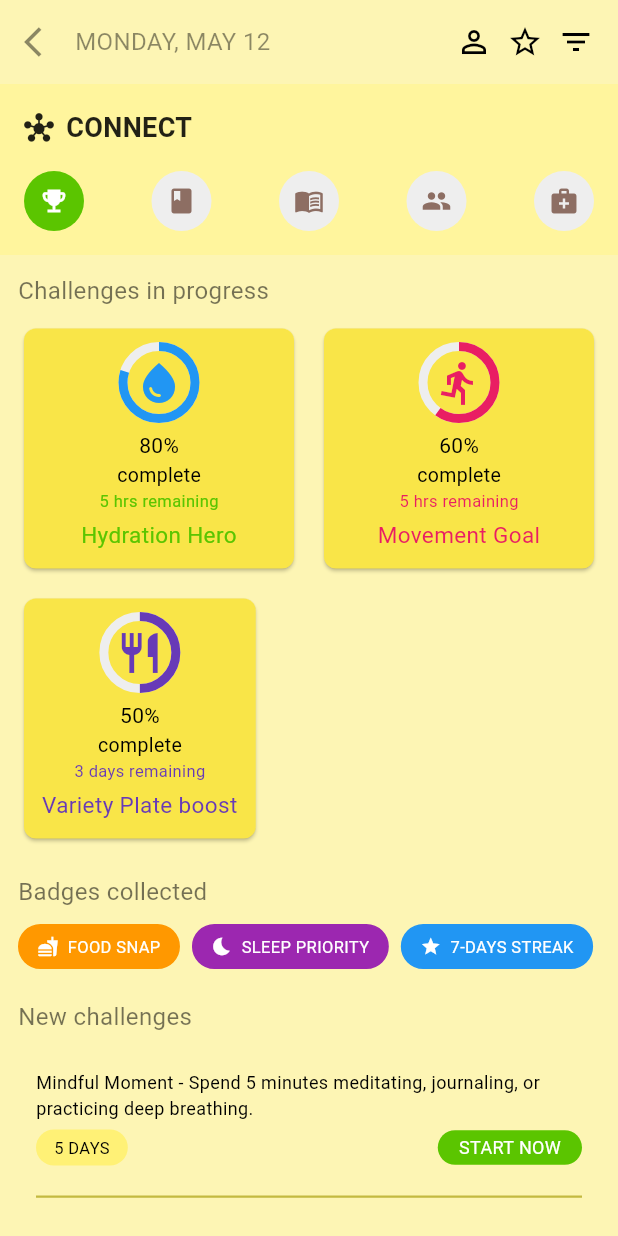
After one commit to jaydeeprana123/FoodEQ, a Flutter app: the ConnectScreenView screen opened directly, on a phone screen of 412 x 824 dp. The commit adds this screen. Run offline on Flutter 3.47's test engine with Material 3 defaults, Android fonts, the phone set to English and light mode, and no system bars; our stand-ins replace connectivity_plus, flutter_screenutil, flutter_svg, get, image_picker, shared_preferences; accounts and stored records are empty; Roboto replaces fonts that are missing (PublicSans Medium, PublicSans Regular, PublicSans SemiBold); project files that could hold a hidden picture were left out.

Commit message:
Connect screen

```diff
--- /dev/null
+++ b/lib/Screens/connect_screen_view.dart
@@ -0,0 +1,452 @@
+import 'package:flutter/material.dart';
+import 'package:flutter/services.dart';
+import 'package:flutter_screenutil/flutter_screenutil.dart';
+import 'package:food_eq/Screens/preference_screen_view.dart';
+import 'package:food_eq/Screens/user_info_screen_view.dart';
+import 'package:food_eq/Styles/constant.dart';
+import 'package:get/get.dart';
+import 'package:flutter/material.dart';
+import 'package:food_eq/Styles/my_icons.dart';
+
+import '../Styles/app_text_style.dart';
+import '../Styles/my_colors.dart';
+import '../Styles/my_font.dart';
+
+import 'package:flutter/material.dart';
+
+import 'package:flutter/material.dart';
+
+import 'package:flutter/material.dart';
+
+import 'package:flutter/material.dart';
+
+import 'package:flutter/material.dart';
+import 'package:flutter/services.dart';
+import 'package:food_eq/Styles/my_colors.dart';
+import 'package:food_eq/Styles/my_font.dart';
+import 'package:food_eq/Styles/constant.dart';
+
+import 'package:flutter/material.dart';
+import 'package:flutter/services.dart';
+import '../Styles/my_colors.dart';
+import '../Styles/my_font.dart';
+
+class ConnectScreenView extends StatelessWidget {
+  const ConnectScreenView({super.key});
+
+  @override
+  Widget build(BuildContext context) {
+    SystemChrome.setSystemUIOverlayStyle(
+      const SystemUiOverlayStyle(
+        statusBarColor: Colors.white,
+        statusBarIconBrightness: Brightness.dark,
+      ),
+    );
+
+    return Scaffold(
+      backgroundColor: yellowCard,
+      body: SafeArea(
+        child: Column(
+          crossAxisAlignment: CrossAxisAlignment.start,
+          children: [
+            /// Header
+            Container(
+              color: yellowCard,
+              padding: const EdgeInsets.all(16.0),
+              child: Row(
+                children: [
+                  const Icon(Icons.arrow_back_ios, color: Colors.black45),
+                  const SizedBox(width: 10),
+                  const Text(
+                    "MONDAY, MAY 12",
+                    style: TextStyle(
+                      fontSize: 16,
+                      fontFamily: fontInterSemiBold,
+                      color: Colors.black45,
+                    ),
+                  ),
+                  const Spacer(),
+                  const Icon(Icons.person_outline, color: Colors.black),
+                  const SizedBox(width: 10),
+                  const Icon(Icons.star_border, color: Colors.black),
+                  const SizedBox(width: 10),
+                  const Icon(Icons.filter_list, color: Colors.black),
+                ],
+              ),
+            ),
+
+            /// Title
+            Container(
+              color: Colors.yellow.shade200, // background
+              padding: const EdgeInsets.all(16),
+              child: Column(
+                crossAxisAlignment: CrossAxisAlignment.start,
+                children: [
+                  // Title Row
+                  Row(
+                    children: const [
+                      Icon(Icons.hub, color: Colors.black87, size: 20),
+                      SizedBox(width: 8),
+                      Text(
+                        "CONNECT",
+                        style: TextStyle(
+                          fontSize: 18,
+                          fontWeight: FontWeight.bold,
+                          color: Colors.black87,
+                        ),
+                      ),
+                    ],
+                  ),
+                  const SizedBox(height: 16),
+
+                  // Badge Row
+                  Row(
+                    mainAxisAlignment: MainAxisAlignment.spaceBetween,
+                    children: [
+                      _badgeTop(Icons.emoji_events, active: true, color: greenColor),
+                      _badgeTop(Icons.book, active: false),
+                      _badgeTop(Icons.menu_book, active: false),
+                      _badgeTop(Icons.group, active: false),
+                      _badgeTop(Icons.medical_services, active: false),
+                    ],
+                  ),
+                ],
+              ),),
+
+            /// Body scroll
+            Expanded(
+              child: SingleChildScrollView(
+                child: Padding(
+                  padding: const EdgeInsets.all(12.0),
+                  child: Column(
+                    crossAxisAlignment: CrossAxisAlignment.start,
+                    children: [
+                      /// Challenges in progress
+                      const Text(
+                        "Challenges in progress",
+                        style: TextStyle(
+                            fontSize: 16,
+                            fontFamily: fontInterSemiBold,
+                            color: Colors.black54
+                        ),
+                      ),
+                      const SizedBox(height: 10),
+
+                      Row(
+                        children: [
+                          Expanded(
+                            child: _challengeCard(
+                              title: "Hydration Hero",
+                              percent: 80,
+                              time: "5 hrs remaining",
+                              color: Colors.blue,
+                              icon: Icons.water_drop,
+                              colorCode: greenColor
+                            ),
+                          ),
+                          const SizedBox(width: 12),
+                          Expanded(
+                            child: _challengeCard(
+                              title: "Movement Goal",
+                              percent: 60,
+                              time: "5 hrs remaining",
+                              color: Colors.pink,
+                              icon: Icons.directions_run,
+                                colorCode: Colors.pink
+                            ),
+                          ),
+                        ],
+                      ),
+                      const SizedBox(height: 12),
+                      _challengeCard(
+                        title: "Variety Plate boost",
+                        percent: 50,
+                        time: "3 days remaining",
+                        color: Colors.deepPurple,
+                        icon: Icons.restaurant,
+                          colorCode: Colors.deepPurple
+                      ),
+                      const SizedBox(height: 20),
+
+                      /// Badges
+                      const Text(
+                        "Badges collected",
+                        style: TextStyle(
+                          fontSize: 16,
+                          fontFamily: fontInterSemiBold,
+                          color: Colors.black54
+                        ),
+                      ),
+                      const SizedBox(height: 10),
+                      Wrap(
+                        spacing: 8,
+                        runSpacing: 8,
+                        children: [
+                          _badge("FOOD SNAP", Colors.orange, Icons.fastfood),
+                          _badge("SLEEP PRIORITY", Colors.purple, Icons.bedtime),
+                          _badge("7-DAYS STREAK", Colors.blue, Icons.star),
+                        ],
+                      ),
+                      const SizedBox(height: 20),
+
+                      /// New challenges
+                      const Text(
+                        "New challenges",
+                        style: TextStyle(
+                            fontSize: 16,
+                            fontFamily: fontInterSemiBold,
+                            color: Colors.black54
+                        ),
+                      ),
+                      const SizedBox(height: 12),
+
+                      _newChallenge(
+                        title:
+                        "Mindful Moment - Spend 5 minutes meditating, journaling, or practicing deep breathing.",
+                        time: "5 DAYS",
+                        btnText: "START NOW",
+                      ),
+                      _newChallenge(
+                        title:
+                        "Step Up Challenge - Add +1,000 extra steps above your current average each day for 10 days.",
+                        time: "10 DAYS",
+                        btnText: "BEGIN CHALLENGE",
+                      ),
+                      _newChallenge(
+                        title:
+                        "Home Chef Dare - Cook at least one homemade meal per day and log it with a Food Snap.",
+                        time: "7 DAYS",
+                        btnText: "START CHALLENGE",
+                      ),
+                      _newChallenge(
+                        title:
+                        "Mood Quiz - 7 short questions to increase self-awareness about mental health with rating scale (1–5).",
+                        time: "30 MINS",
+                        btnText: "TAKE QUIZ",
+                      ),
+                    ],
+                  ),
+                ),
+              ),
+            ),
+
+          ],
+        ),
+      ),
+    );
+  }
+
+  /// Challenge card
+  static Widget _challengeCard({
+    required String title,
+    required int percent,
+    required String time,
+    required Color color,
+    required IconData icon,
+    required Color colorCode,
+  }) {
+    return Card(
+      color: yellowBg,
+      shape: RoundedRectangleBorder(borderRadius: BorderRadius.circular(8)),
+      child: Padding(
+        padding: const EdgeInsets.all(12.0),
+        child: Column(
+          children: [
+            /// Progress Circle with Icon in center
+            Stack(
+              alignment: Alignment.center,
+              children: [
+                SizedBox(
+                  width: 48,
+                  height: 48,
+                  child: CircularProgressIndicator(
+                    value: percent / 100,
+                    color: color,
+                    backgroundColor: Colors.grey.shade200,
+                    strokeWidth: 6,
+                  ),
+                ),
+                Icon(icon, color: color, size: 32),
+              ],
+            ),
+            const SizedBox(height: 8),
+
+            Column(
+              children: [
+                Text(
+                  "$percent%",
+                  style: const TextStyle(
+                    fontSize: 14,
+                    fontFamily: fontInterSemiBold,
+                    color: Colors.black,
+                  ),
+                ),
+
+                Text(
+                  "complete",
+                  style: const TextStyle(
+                    fontSize: 13,
+                    fontFamily: fontInterMedium,
+                    color: Colors.black,
+                  ),
+                ),
+                Text(
+                  time,
+                  style:  TextStyle(
+                    fontSize: 11,
+                    fontFamily: fontInterRegular,
+                    color: colorCode,
+                  ),
+                ),
+                const SizedBox(height: 4),
+
+                Text(
+                  title,
+                  textAlign: TextAlign.center,
+                  style: TextStyle(
+                    fontSize: 15,
+                    fontFamily: fontInterSemiBold,
+                    color: colorCode,
+                  ),
+                ),
+              ],
+            ),
+          ],
+        ),
+      ),
+    );
+  }
+
+
+  /// Badge widget
+  static Widget _badge(String text, Color color, IconData icon) {
+    return Container(
+      padding: const EdgeInsets.symmetric(horizontal: 12, vertical: 6),
+      decoration: BoxDecoration(
+        color: color,
+        borderRadius: BorderRadius.circular(20),
+        border: Border.all(color: color, width: 1),
+      ),
+      child: Row(
+        mainAxisSize: MainAxisSize.min,
+        children: [
+          Icon(
+            icon,
+            size: 14,
+            color: Colors.white,
+          ),
+          const SizedBox(width: 6),
+          Text(
+            text,
+            style: const TextStyle(
+              fontSize: 11,
+              fontFamily: fontInterSemiBold,
+              color: Colors.white,
+            ),
+          ),
+        ],
+      ),
+    );
+  }
+
+
+
+  /// New Challenge
+  static Widget _newChallenge({
+    required String title,
+    required String time,
+    required String btnText,
+  }) {
+    return Container(
+      margin: const EdgeInsets.only(bottom: 12),
+      padding: const EdgeInsets.all(12),
+      decoration: BoxDecoration(
+        borderRadius: BorderRadius.circular(8),
+      ),
+      child: Column(
+        crossAxisAlignment: CrossAxisAlignment.start,
+        children: [
+          Text(
+            title,
+            style: const TextStyle(
+              fontSize: 12,
+              fontFamily: fontInterRegular,
+              color: Colors.black,
+            ),
+          ),
+          const SizedBox(height: 6),
+          Row(
+            children: [
+              Container(
+                padding: const EdgeInsets.symmetric(horizontal: 12, vertical: 4),
+                decoration: BoxDecoration(
+                  color: Colors.yellow.shade300,
+                  borderRadius: BorderRadius.circular(12),
+                ),
+                child: Text(
+                  time,
+                  style: const TextStyle(
+                    fontSize: 11,
+                    fontFamily: fontInterSemiBold,
+                    color: Colors.black,
+                  ),
+                ),
+              ),
+              const Spacer(),
+              customButton(btnText, onTap: () {
+                print("Button tapped!");
+              }),
+            ],
+          ),
+
+          Container(
+            margin: EdgeInsets.only(top: 20),
+            width: double.infinity,
+            height: 1.5,
+            color: line_color,
+          )
+        ],
+      ),
+    );
+  }
+
+
+  static Widget customButton(String btnText, {VoidCallback? onTap}) {
+    return GestureDetector(
+      onTap: onTap,
+      child: Container(
+        padding: const EdgeInsets.symmetric(horizontal: 14, vertical: 3),
+        decoration: BoxDecoration(
+          color: greenColor,
+          borderRadius: BorderRadius.circular(16),
+        ),
+        child: Text(
+          btnText,
+          style: const TextStyle(
+            fontSize: 12,
+            fontFamily: fontInterSemiBold,
+            color: Colors.white,
+          ),
+        ),
+      ),
+    );
+  }
+
+
+  static Widget _badgeTop(IconData icon, {bool active = false, Color color = Colors.grey}) {
+    return Container(
+      padding: const EdgeInsets.all(10),
+      decoration: BoxDecoration(
+        color: active ? color : Colors.grey.shade200,
+        borderRadius: BorderRadius.circular(20),
+      ),
+      child: Icon(
+        icon,
+        size: 20,
+        color: active ? Colors.white : Colors.brown.shade400,
+      ),
+    );
+  }
+
+
+}
--- a/lib/Screens/home_page_screen_view.dart
+++ b/lib/Screens/home_page_screen_view.dart
@@ -22,6 +22,7 @@ import 'package:flutter/material.dart';
 import 'package:flutter/material.dart';
 import 'package:flutter/services.dart';
 
+import 'connect_screen_view.dart';
 import 'fitness_dashboard_view.dart';
 
 class HomePage extends StatefulWidget {
@@ -39,7 +40,7 @@ class _HomePageState extends State<HomePage> {
     PlanMealScreenView(), // 2nd tab opens your FitnessDashboard
     const Center(child: Text("History Page")),
     PlanMealScreenView(),
-    const Center(child: Text("Settings Page")),
+    ConnectScreenView()
   ];
 
   @override
--- a/lib/Styles/my_colors.dart
+++ b/lib/Styles/my_colors.dart
@@ -39,3 +39,4 @@ const cancelledOrdersLightColor = Color(0x0040FFCDD2);
 const completedOrderLightColor = Color(0x0080C8E6C9);
 const revenueOrderLightColor = Color(0x0080FFE0B2);
 const invoiceButtonColor = Color(0x004082B1FF);
+const line_color = Color(0xFFC3B940);
```
Also changed, not shown: pubspec.lock, 4 other files.
